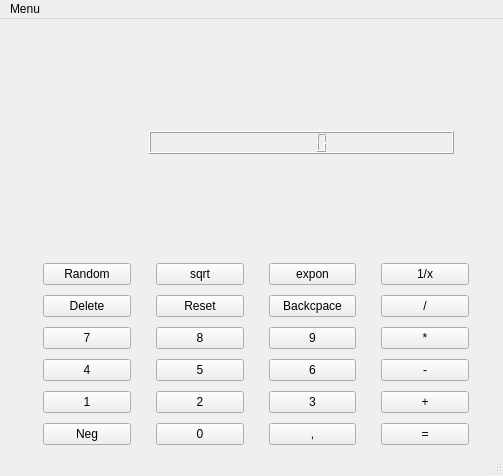
This is src/calc.ui in Zeeken25/Binary-IVS as Qt 5 draws it before an edit. The edited form follows.
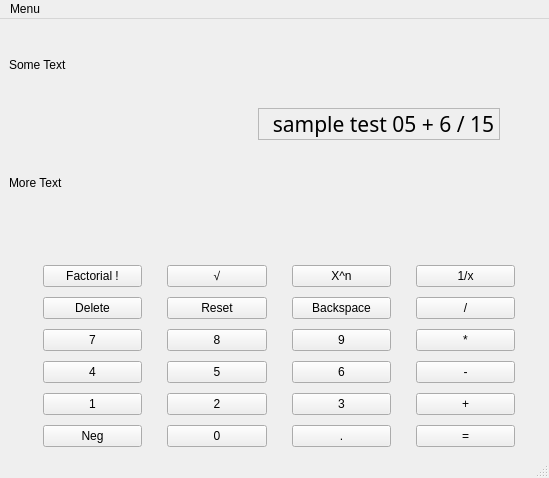
This is the edited form.

What changed in the file:
```diff
--- a/src/calc.ui
+++ b/src/calc.ui
@@ -6,8 +6,8 @@
    <rect>
     <x>0</x>
     <y>0</y>
-    <width>503</width>
-    <height>476</height>
+    <width>549</width>
+    <height>478</height>
    </rect>
   </property>
   <property name="windowTitle">
@@ -20,8 +20,149 @@
    <property name="autoFillBackground">
     <bool>true</bool>
    </property>
-   <layout class="QGridLayout" name="gridLayout_2">
-    <item row="5" column="0">
+   <layout class="QVBoxLayout" name="verticalLayout_2">
+    <item>
+     <layout class="QGridLayout" name="gridLayout_3">
+      <item row="2" column="2">
+       <spacer name="horizontalSpacer_4">
+        <property name="orientation">
+         <enum>Qt::Horizontal</enum>
+        </property>
+        <property name="sizeType">
+         <enum>QSizePolicy::Fixed</enum>
+        </property>
+        <property name="sizeHint" stdset="0">
+         <size>
+          <width>40</width>
+          <height>20</height>
+         </size>
+        </property>
+       </spacer>
+      </item>
+      <item row="3" column="1">
+       <spacer name="verticalSpacer_2">
+        <property name="orientation">
+         <enum>Qt::Vertical</enum>
+        </property>
+        <property name="sizeHint" stdset="0">
+         <size>
+          <width>20</width>
+          <height>40</height>
+         </size>
+        </property>
+       </spacer>
+      </item>
+      <item row="2" column="0">
+       <spacer name="horizontalSpacer">
+        <property name="orientation">
+         <enum>Qt::Horizontal</enum>
+        </property>
+        <property name="sizeType">
+         <enum>QSizePolicy::Fixed</enum>
+        </property>
+        <property name="sizeHint" stdset="0">
+         <size>
+          <width>80</width>
+          <height>20</height>
+         </size>
+        </property>
+       </spacer>
+      </item>
+      <item row="0" column="1">
+       <spacer name="verticalSpacer">
+        <property name="orientation">
+         <enum>Qt::Vertical</enum>
+        </property>
+        <property name="sizeHint" stdset="0">
+         <size>
+          <width>20</width>
+          <height>40</height>
+         </size>
+        </property>
+       </spacer>
+      </item>
+      <item row="0" column="0">
+       <layout class="QVBoxLayout" name="verticalLayout">
+        <item>
+         <widget class="QLabel" name="label">
+          <property name="text">
+           <string>Some Text</string>
+          </property>
+         </widget>
+        </item>
+       </layout>
+      </item>
+      <item row="2" column="1" alignment="Qt::AlignVCenter">
+       <widget class="QLabel" name="calcDisplay">
+        <property name="enabled">
+         <bool>true</bool>
+        </property>
+        <property name="font">
+         <font>
+          <family>Calibri Light</family>
+          <pointsize>16</pointsize>
+          <weight>50</weight>
+          <bold>false</bold>
+          <strikeout>false</strikeout>
+          <stylestrategy>PreferDefault</stylestrategy>
+          <kerning>true</kerning>
+         </font>
+        </property>
+        <property name="layoutDirection">
+         <enum>Qt::LeftToRight</enum>
+        </property>
+        <property name="autoFillBackground">
+         <bool>true</bool>
+        </property>
+        <property name="frameShape">
+         <enum>QFrame::StyledPanel</enum>
+        </property>
+        <property name="frameShadow">
+         <enum>QFrame::Sunken</enum>
+        </property>
+        <property name="lineWidth">
+         <number>2</number>
+        </property>
+        <property name="text">
+         <string>sample test 05 + 6 / 15</string>
+        </property>
+        <property name="scaledContents">
+         <bool>true</bool>
+        </property>
+        <property name="alignment">
+         <set>Qt::AlignRight|Qt::AlignTrailing|Qt::AlignVCenter</set>
+        </property>
+        <property name="wordWrap">
+         <bool>false</bool>
+        </property>
+       </widget>
+      </item>
+      <item row="3" column="0">
+       <widget class="QLabel" name="label_2">
+        <property name="text">
+         <string>More Text</string>
+        </property>
+       </widget>
+      </item>
+     </layout>
+    </item>
+    <item>
+     <spacer name="verticalSpacer_4">
+      <property name="orientation">
+       <enum>Qt::Vertical</enum>
+      </property>
+      <property name="sizeType">
+       <enum>QSizePolicy::Fixed</enum>
+      </property>
+      <property name="sizeHint" stdset="0">
+       <size>
+        <width>20</width>
+        <height>40</height>
+       </size>
+      </property>
+     </spacer>
+    </item>
+    <item>
      <layout class="QGridLayout" name="gridLayout">
       <property name="leftMargin">
        <number>9</number>
@@ -32,104 +173,20 @@
       <property name="verticalSpacing">
        <number>10</number>
       </property>
-      <item row="1" column="4">
-       <widget class="QPushButton" name="pushButton_12">
-        <property name="text">
-         <string>/</string>
-        </property>
-       </widget>
-      </item>
-      <item row="0" column="3">
-       <widget class="QPushButton" name="pushButton_7">
-        <property name="text">
-         <string>expon</string>
-        </property>
-       </widget>
-      </item>
-      <item row="0" column="4">
-       <widget class="QPushButton" name="pushButton_8">
-        <property name="text">
-         <string>1/x</string>
-        </property>
-       </widget>
-      </item>
-      <item row="4" column="3">
-       <widget class="QPushButton" name="pushButton_17">
-        <property name="text">
-         <string>6</string>
-        </property>
-       </widget>
-      </item>
-      <item row="1" column="2">
-       <widget class="QPushButton" name="pushButton_10">
-        <property name="text">
-         <string>Reset</string>
-        </property>
-       </widget>
-      </item>
-      <item row="6" column="3">
-       <widget class="QPushButton" name="pushButton_23">
-        <property name="text">
-         <string>,</string>
-        </property>
-       </widget>
-      </item>
-      <item row="3" column="3">
-       <widget class="QPushButton" name="pushButton_14">
-        <property name="text">
-         <string>9</string>
-        </property>
-       </widget>
-      </item>
-      <item row="3" column="4">
-       <widget class="QPushButton" name="pushButton_15">
-        <property name="text">
-         <string>*</string>
-        </property>
-       </widget>
-      </item>
-      <item row="5" column="4">
-       <widget class="QPushButton" name="pushButton_21">
-        <property name="text">
-         <string>+</string>
-        </property>
-       </widget>
-      </item>
-      <item row="4" column="4">
-       <widget class="QPushButton" name="pushButton_18">
-        <property name="text">
-         <string>-</string>
-        </property>
-       </widget>
-      </item>
-      <item row="5" column="2">
-       <widget class="QPushButton" name="pushButton_19">
-        <property name="text">
-         <string>2</string>
-        </property>
-       </widget>
-      </item>
-      <item row="0" column="1">
-       <widget class="QPushButton" name="pushButton_4">
-        <property name="text">
-         <string>Random</string>
-        </property>
-        <property name="flat">
-         <bool>false</bool>
-        </property>
-       </widget>
-      </item>
-      <item row="4" column="1">
-       <widget class="QPushButton" name="pushButton_3">
-        <property name="text">
-         <string>4</string>
-        </property>
-       </widget>
-      </item>
       <item row="4" column="2">
        <widget class="QPushButton" name="pushButton_16">
         <property name="text">
          <string>5</string>
+        </property>
+        <property name="shortcut">
+         <string>5</string>
+        </property>
+       </widget>
+      </item>
+      <item row="0" column="2">
+       <widget class="QPushButton" name="btnSqrt">
+        <property name="text">
+         <string>√</string>
         </property>
        </widget>
       </item>
@@ -138,33 +195,18 @@
         <property name="text">
          <string>0</string>
         </property>
-       </widget>
-      </item>
-      <item row="3" column="2">
-       <widget class="QPushButton" name="pushButton_13">
-        <property name="text">
-         <string>8</string>
+        <property name="shortcut">
+         <string>0</string>
         </property>
        </widget>
       </item>
-      <item row="5" column="1">
-       <widget class="QPushButton" name="pushButton">
+      <item row="0" column="1">
+       <widget class="QPushButton" name="btnFactorial">
         <property name="text">
-         <string>1</string>
+         <string>Factorial !</string>
         </property>
-       </widget>
-      </item>
-      <item row="1" column="3">
-       <widget class="QPushButton" name="pushButton_11">
-        <property name="text">
-         <string>Backcpace</string>
-        </property>
-       </widget>
-      </item>
-      <item row="3" column="1">
-       <widget class="QPushButton" name="pushButton_5">
-        <property name="text">
-         <string>7</string>
+        <property name="flat">
+         <bool>false</bool>
         </property>
        </widget>
       </item>
@@ -175,13 +217,6 @@
         </property>
        </widget>
       </item>
-      <item row="5" column="3">
-       <widget class="QPushButton" name="pushButton_20">
-        <property name="text">
-         <string>3</string>
-        </property>
-       </widget>
-      </item>
       <item row="6" column="4">
        <widget class="QPushButton" name="pushButton_24">
         <property name="text">
@@ -189,17 +224,20 @@
         </property>
        </widget>
       </item>
-      <item row="1" column="1">
-       <widget class="QPushButton" name="pushButton_2">
+      <item row="1" column="3">
+       <widget class="QPushButton" name="btnBackspace">
         <property name="text">
-         <string>Delete</string>
+         <string>Backspace</string>
         </property>
        </widget>
       </item>
-      <item row="0" column="2">
-       <widget class="QPushButton" name="pushButton_6">
+      <item row="4" column="1">
+       <widget class="QPushButton" name="btn4">
         <property name="text">
-         <string>sqrt</string>
+         <string>4</string>
+        </property>
+        <property name="shortcut">
+         <string>4</string>
         </property>
        </widget>
       </item>
@@ -219,6 +257,16 @@
         </property>
        </spacer>
       </item>
+      <item row="5" column="3">
+       <widget class="QPushButton" name="btn3">
+        <property name="text">
+         <string>3</string>
+        </property>
+        <property name="shortcut">
+         <string>3</string>
+        </property>
+       </widget>
+      </item>
       <item row="6" column="5">
        <spacer name="horizontalSpacer_3">
         <property name="orientation">
@@ -235,77 +283,143 @@
         </property>
        </spacer>
       </item>
-     </layout>
-    </item>
-    <item row="1" column="0">
-     <layout class="QGridLayout" name="gridLayout_3">
-      <item row="1" column="0">
-       <spacer name="horizontalSpacer">
-        <property name="orientation">
-         <enum>Qt::Horizontal</enum>
+      <item row="3" column="2">
+       <widget class="QPushButton" name="btn8">
+        <property name="text">
+         <string>8</string>
         </property>
-        <property name="sizeType">
-         <enum>QSizePolicy::Fixed</enum>
+       </widget>
+      </item>
+      <item row="5" column="1">
+       <widget class="QPushButton" name="btn1">
+        <property name="text">
+         <string>1</string>
         </property>
-        <property name="sizeHint" stdset="0">
-         <size>
-          <width>140</width>
-          <height>20</height>
-         </size>
+        <property name="shortcut">
+         <string>1</string>
         </property>
-       </spacer>
+       </widget>
       </item>
-      <item row="1" column="1">
-       <widget class="QLCDNumber" name="lcdNumber">
-        <property name="font">
-         <font>
-          <weight>75</weight>
-          <bold>true</bold>
-         </font>
+      <item row="0" column="4">
+       <widget class="QPushButton" name="btnDivByX">
+        <property name="text">
+         <string>1/x</string>
         </property>
        </widget>
       </item>
-      <item row="2" column="1">
-       <spacer name="verticalSpacer_2">
-        <property name="orientation">
-         <enum>Qt::Vertical</enum>
+      <item row="1" column="4">
+       <widget class="QPushButton" name="btnDiv">
+        <property name="text">
+         <string>/</string>
         </property>
-        <property name="sizeHint" stdset="0">
-         <size>
-          <width>20</width>
-          <height>40</height>
-         </size>
+        <property name="shortcut">
+         <string>/</string>
         </property>
-       </spacer>
+       </widget>
       </item>
-      <item row="0" column="1">
-       <spacer name="verticalSpacer">
-        <property name="orientation">
-         <enum>Qt::Vertical</enum>
+      <item row="4" column="3">
+       <widget class="QPushButton" name="btn6">
+        <property name="text">
+         <string>6</string>
         </property>
-        <property name="sizeHint" stdset="0">
-         <size>
-          <width>20</width>
-          <height>40</height>
-         </size>
+        <property name="shortcut">
+         <string>6</string>
         </property>
-       </spacer>
+       </widget>
+      </item>
+      <item row="3" column="4">
+       <widget class="QPushButton" name="btnMult">
+        <property name="text">
+         <string>*</string>
+        </property>
+        <property name="shortcut">
+         <string>*</string>
+        </property>
+       </widget>
+      </item>
+      <item row="0" column="3">
+       <widget class="QPushButton" name="btnExpon">
+        <property name="text">
+         <string>X^n</string>
+        </property>
+       </widget>
       </item>
       <item row="1" column="2">
-       <spacer name="horizontalSpacer_4">
-        <property name="orientation">
-         <enum>Qt::Horizontal</enum>
+       <widget class="QPushButton" name="btnReset">
+        <property name="text">
+         <string>Reset</string>
         </property>
-        <property name="sizeType">
-         <enum>QSizePolicy::Fixed</enum>
+       </widget>
+      </item>
+      <item row="6" column="3">
+       <widget class="QPushButton" name="btnPoint">
+        <property name="text">
+         <string>.</string>
         </property>
-        <property name="sizeHint" stdset="0">
-         <size>
-          <width>40</width>
-          <height>20</height>
-         </size>
+        <property name="shortcut">
+         <string>., ,</string>
         </property>
-       </spacer>
+       </widget>
+      </item>
+      <item row="5" column="4">
+       <widget class="QPushButton" name="btnPlus">
+        <property name="text">
+         <string>+</string>
+        </property>
+        <property name="shortcut">
+         <string>+</string>
+        </property>
+       </widget>
+      </item>
+      <item row="4" column="4">
+       <widget class="QPushButton" name="btnMinus">
+        <property name="text">
+         <string>-</string>
+        </property>
+        <property name="shortcut">
+         <string>-</string>
+        </property>
+       </widget>
+      </item>
+      <item row="5" column="2">
+       <widget class="QPushButton" name="btn2">
+        <property name="text">
+         <string>2</string>
+        </property>
+        <property name="shortcut">
+         <string>2</string>
+        </property>
+       </widget>
+      </item>
+      <item row="3" column="3">
+       <widget class="QPushButton" name="btn8_2">
+        <property name="text">
+         <string>9</string>
+        </property>
+        <property name="shortcut">
+         <string>9</string>
+        </property>
+       </widget>
+      </item>
+      <item row="3" column="1">
+       <widget class="QPushButton" name="btn7">
+        <property name="text">
+         <string>7</string>
+        </property>
+        <property name="shortcut">
+         <string>7</string>
+        </property>
+       </widget>
+      </item>
+      <item row="1" column="1">
+       <widget class="QPushButton" name="btnDelete">
+        <property name="text">
+         <string>Delete</string>
+        </property>
+        <property name="shortcut">
+         <string>Del</string>
+        </property>
+       </widget>
       </item>
      </layout>
     </item>
@@ -316,7 +430,7 @@
     <rect>
      <x>0</x>
      <y>0</y>
-     <width>503</width>
+     <width>549</width>
      <height>21</height>
     </rect>
    </property>
```
Left out of the diff: 24 changed lines with no effect on the pictures.
